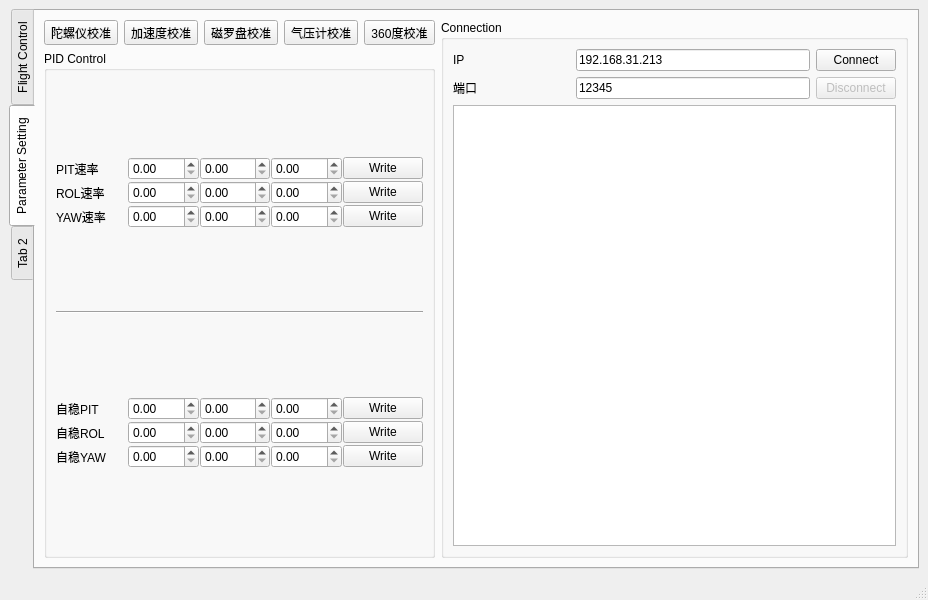
Tony-Btian/SkyPulseUAV, file SkyPulseUAV_GroundStation/mainwindow.ui: the form before one commit.
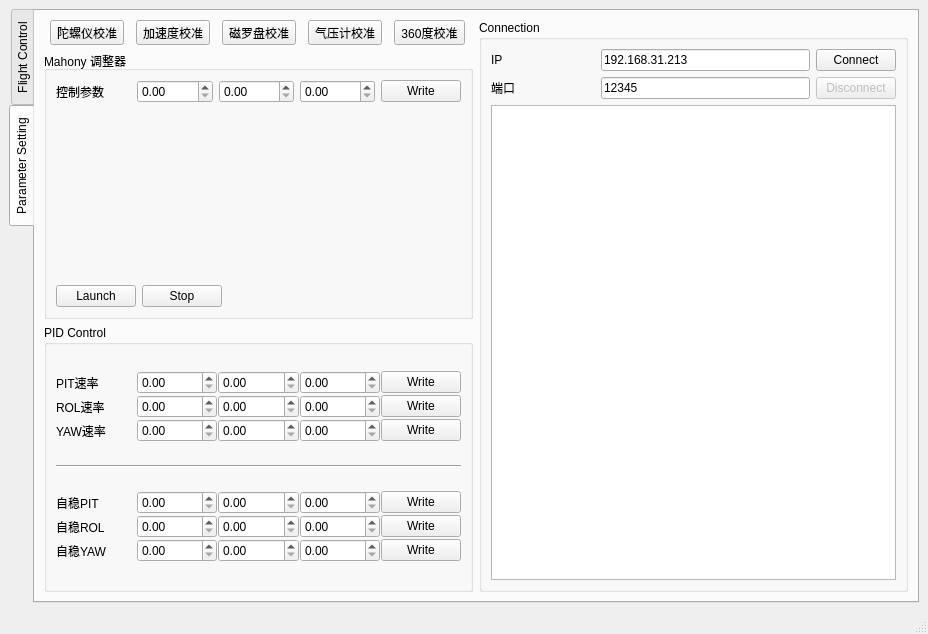
The form after the commit. Icons and pictures are not drawn. Custom widgets are drawn as their Qt base class.

Commit message: Update ploting function for Mahony algorithm

Diff of the .ui file:
```diff
--- a/SkyPulseUAV_GroundStation/mainwindow.ui
+++ b/SkyPulseUAV_GroundStation/mainwindow.ui
@@ -7,7 +7,7 @@
     <x>0</x>
     <y>0</y>
     <width>928</width>
-    <height>600</height>
+    <height>634</height>
    </rect>
   </property>
   <property name="windowTitle">
@@ -304,9 +304,9 @@
        <attribute name="title">
         <string>Parameter Setting</string>
        </attribute>
-       <layout class="QHBoxLayout" name="horizontalLayout_2" stretch="1,2">
+       <layout class="QHBoxLayout" name="horizontalLayout_5">
         <item>
-         <layout class="QVBoxLayout" name="verticalLayout_4">
+         <layout class="QVBoxLayout" name="verticalLayout_5">
           <item>
            <layout class="QHBoxLayout" name="horizontalLayout_Calibration_Control">
             <item>
@@ -411,6 +411,78 @@
             </item>
            </layout>
           </item>
+          <item>
+           <widget class="QGroupBox" name="groupBox_Mahony_Adjuster">
+            <property name="title">
+             <string>Mahony 调整器</string>
+            </property>
+            <layout class="QVBoxLayout" name="verticalLayout_4" stretch="0,1,0">
+             <item>
+              <layout class="QHBoxLayout" name="horizontalLayout_2">
+               <item>
+                <widget class="QLabel" name="label_Mahony_Parameter">
+                 <property name="text">
+                  <string>控制参数</string>
+                 </property>
+                </widget>
+               </item>
+               <item>
+                <widget class="QDoubleSpinBox" name="doubleSpinBox_Mahony_Parameter_1"/>
+               </item>
+               <item>
+                <widget class="QDoubleSpinBox" name="doubleSpinBox_Mahony_Parameter_2"/>
+               </item>
+               <item>
+                <widget class="QDoubleSpinBox" name="doubleSpinBox_Mahony_Parameter_3"/>
+               </item>
+               <item>
+                <widget class="QPushButton" name="pushButton_Mahony_Parameter_Write">
+                 <property name="text">
+                  <string>Write</string>
+                 </property>
+                </widget>
+               </item>
+              </layout>
+             </item>
+             <item>
+              <widget class="QCustomPlot" name="PlotDisplay_Mahony" native="true">
+               <layout class="QGridLayout" name="gridLayout_6"/>
+              </widget>
+             </item>
+             <item>
+              <layout class="QHBoxLayout" name="horizontalLayout_6">
+               <item>
+                <widget class="QPushButton" name="pushButton_Mahony_Plot_Launch">
+                 <property name="text">
+                  <string>Launch</string>
+                 </property>
+                </widget>
+               </item>
+               <item>
+                <widget class="QPushButton" name="pushButton_Mahony_Plot_Stop">
+                 <property name="text">
+                  <string>Stop</string>
+                 </property>
+                </widget>
+               </item>
+               <item>
+                <spacer name="horizontalSpacer_3">
+                 <property name="orientation">
+                  <enum>Qt::Horizontal</enum>
+                 </property>
+                 <property name="sizeHint" stdset="0">
+                  <size>
+                   <width>40</width>
+                   <height>20</height>
+                  </size>
+                 </property>
+                </spacer>
+               </item>
+              </layout>
+             </item>
+            </layout>
+           </widget>
+          </item>
           <item>
            <widget class="QGroupBox" name="groupBox_PID_Control">
             <property name="title">
@@ -672,11 +744,6 @@
         </item>
        </layout>
       </widget>
-      <widget class="QWidget" name="tab3">
-       <attribute name="title">
-        <string>Tab 2</string>
-       </attribute>
-      </widget>
      </widget>
     </item>
    </layout>
@@ -693,6 +760,14 @@
   </widget>
   <widget class="QStatusBar" name="statusbar"/>
  </widget>
+ <customwidgets>
+  <customwidget>
+   <class>QCustomPlot</class>
+   <extends>QWidget</extends>
+   <header location="global">qcustomplot.h</header>
+   <container>1</container>
+  </customwidget>
+ </customwidgets>
  <resources>
   <include location="resource.qrc"/>
  </resources>
```
Left out of the diff: 16 changed lines with no effect on the pictures. The commit also changes 38 other files.
